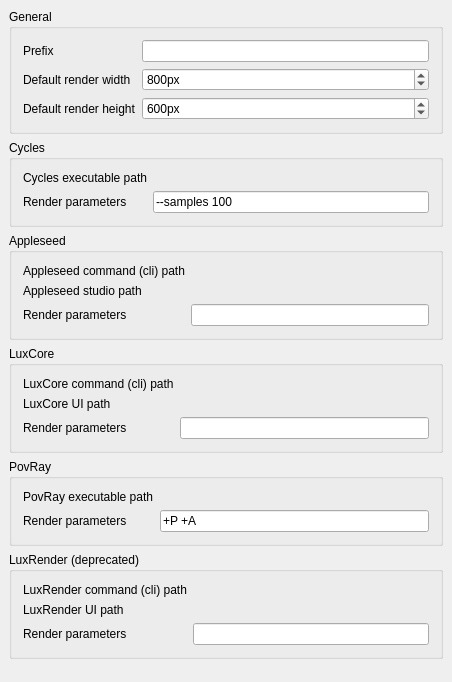
The window that ui/RenderSettings.ui (FreeCAD/FreeCAD-render) describes before a commit, drawn with Qt 5.
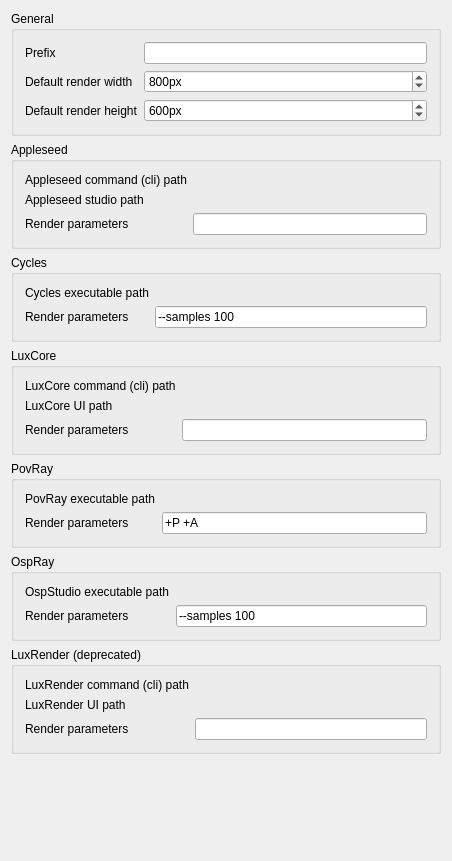
The same window after the commit. Custom widgets are drawn as their Qt base class.

The edit to the form file:
```diff
--- a/ui/RenderSettings.ui
+++ b/ui/RenderSettings.ui
@@ -7,81 +7,14 @@
     <x>0</x>
     <y>0</y>
     <width>452</width>
-    <height>682</height>
+    <height>861</height>
    </rect>
   </property>
   <property name="windowTitle">
    <string>Render preferences</string>
   </property>
-  <layout class="QGridLayout" name="gridLayout1">
-   <property name="leftMargin">
-    <number>9</number>
-   </property>
-   <property name="topMargin">
-    <number>9</number>
-   </property>
-   <property name="rightMargin">
-    <number>9</number>
-   </property>
-   <property name="bottomMargin">
-    <number>9</number>
-   </property>
-   <property name="spacing">
-    <number>6</number>
-   </property>
-   <item row="4" column="0">
-    <widget class="QGroupBox" name="groupBox_3">
-     <property name="title">
-      <string>PovRay</string>
-     </property>
-     <layout class="QGridLayout" name="gridLayout_3">
-      <item row="0" column="0">
-       <widget class="QLabel" name="label_6">
-        <property name="text">
-         <string>PovRay executable path</string>
-        </property>
-       </widget>
-      </item>
-      <item row="0" column="1">
-       <widget class="Gui::PrefFileChooser" name="fileChooser_3" native="true">
-        <property name="toolTip">
-         <string>The path to the Pov-Ray executable</string>
-        </property>
-        <property name="prefEntry" stdset="0">
-         <cstring>PovRayPath</cstring>
-        </property>
-        <property name="prefPath" stdset="0">
-         <cstring>Mod/Render</cstring>
-        </property>
-       </widget>
-      </item>
-      <item row="1" column="0">
-       <widget class="QLabel" name="label_7">
-        <property name="text">
-         <string>Render parameters</string>
-        </property>
-       </widget>
-      </item>
-      <item row="1" column="1">
-       <widget class="Gui::PrefLineEdit" name="lineEdit">
-        <property name="toolTip">
-         <string>Optional parameters to be passed to Pov-Ray when rendering</string>
-        </property>
-        <property name="text">
-         <string>+P +A</string>
-        </property>
-        <property name="prefEntry" stdset="0">
-         <cstring>PovRayParameters</cstring>
-        </property>
-        <property name="prefPath" stdset="0">
-         <cstring>Mod/Render</cstring>
-        </property>
-       </widget>
-      </item>
-     </layout>
-    </widget>
-   </item>
-   <item row="6" column="0">
+  <layout class="QGridLayout" name="gridLayout_10">
+   <item row="8" column="1">
     <spacer>
      <property name="orientation">
       <enum>Qt::Vertical</enum>
@@ -94,125 +27,7 @@
      </property>
     </spacer>
    </item>
-   <item row="1" column="0">
-    <widget class="QGroupBox" name="groupBox_5">
-     <property name="title">
-      <string>Cycles</string>
-     </property>
-     <layout class="QGridLayout" name="gridLayout_5">
-      <item row="0" column="0">
-       <widget class="QLabel" name="label_10">
-        <property name="text">
-         <string>Cycles executable path</string>
-        </property>
-       </widget>
-      </item>
-      <item row="1" column="0">
-       <widget class="QLabel" name="label_12">
-        <property name="text">
-         <string>Render parameters</string>
-        </property>
-       </widget>
-      </item>
-      <item row="0" column="1">
-       <widget class="Gui::PrefFileChooser" name="fileChooser_4" native="true">
-        <property name="prefEntry" stdset="0">
-         <cstring>CyclesPath</cstring>
-        </property>
-        <property name="prefPath" stdset="0">
-         <cstring>Mod/Render</cstring>
-        </property>
-       </widget>
-      </item>
-      <item row="1" column="1">
-       <widget class="Gui::PrefLineEdit" name="lineEdit_2">
-        <property name="text">
-         <string>--samples 100</string>
-        </property>
-        <property name="prefEntry" stdset="0">
-         <cstring>CyclesParameters</cstring>
-        </property>
-        <property name="prefPath" stdset="0">
-         <cstring>Mod/Render</cstring>
-        </property>
-       </widget>
-      </item>
-     </layout>
-    </widget>
-   </item>
-   <item row="2" column="0">
-    <widget class="QGroupBox" name="groupBox">
-     <property name="title">
-      <string>Appleseed</string>
-     </property>
-     <layout class="QGridLayout" name="gridLayout_2">
-      <item row="1" column="0">
-       <widget class="QLabel" name="label">
-        <property name="text">
-         <string>Appleseed command (cli) path</string>
-        </property>
-       </widget>
-      </item>
-      <item row="2" column="0">
-       <widget class="QLabel" name="label_2">
-        <property name="text">
-         <string>Appleseed studio path</string>
-        </property>
-       </widget>
-      </item>
-      <item row="1" column="1">
-       <widget class="Gui::PrefFileChooser" name="prefFileChooser2" native="true">
-        <property name="toolTip">
-         <string>The path to the Appleseed cli executable</string>
-        </property>
-        <property name="prefEntry" stdset="0">
-         <cstring>AppleseedCliPath</cstring>
-        </property>
-        <property name="prefPath" stdset="0">
-         <cstring>Mod/Render</cstring>
-        </property>
-       </widget>
-      </item>
-      <item row="2" column="1">
-       <widget class="Gui::PrefFileChooser" name="prefFileChooser3" native="true">
-        <property name="toolTip">
-         <string>The path to the Appleseed studio executable (optional)</string>
-        </property>
-        <property name="prefEntry" stdset="0">
-         <cstring>AppleseedStudioPath</cstring>
-        </property>
-        <property name="prefPath" stdset="0">
-         <cstring>Mod/Render</cstring>
-        </property>
-       </widget>
-      </item>
-      <item row="3" column="0">
-       <widget class="QLabel" name="label_5">
-        <property name="text">
-         <string>Render parameters</string>
-        </property>
-       </widget>
-      </item>
-      <item row="3" column="1">
-       <widget class="Gui::PrefLineEdit" name="prefLineEdit1">
-        <property name="toolTip">
-         <string>Optional rendering parameters to be passed to the Appleseed executable</string>
-        </property>
-        <property name="text">
-         <string/>
-        </property>
-        <property name="prefEntry" stdset="0">
-         <cstring>AppleseedParameters</cstring>
-        </property>
-        <property name="prefPath" stdset="0">
-         <cstring>Mod/Render</cstring>
-        </property>
-       </widget>
-      </item>
-     </layout>
-    </widget>
-   </item>
-   <item row="0" column="0">
+   <item row="1" column="1">
     <widget class="QGroupBox" name="groupBox_4">
      <property name="title">
       <string>General</string>
@@ -293,7 +108,79 @@
      </layout>
     </widget>
    </item>
-   <item row="3" column="0">
+   <item row="2" column="1">
+    <widget class="QGroupBox" name="groupBox">
+     <property name="title">
+      <string>Appleseed</string>
+     </property>
+     <layout class="QGridLayout" name="gridLayout_2">
+      <item row="1" column="0">
+       <widget class="QLabel" name="label">
+        <property name="text">
+         <string>Appleseed command (cli) path</string>
+        </property>
+       </widget>
+      </item>
+      <item row="2" column="0">
+       <widget class="QLabel" name="label_2">
+        <property name="text">
+         <string>Appleseed studio path</string>
+        </property>
+       </widget>
+      </item>
+      <item row="1" column="1">
+       <widget class="Gui::PrefFileChooser" name="prefFileChooser2" native="true">
+        <property name="toolTip">
+         <string>The path to the Appleseed cli executable</string>
+        </property>
+        <property name="prefEntry" stdset="0">
+         <cstring>AppleseedCliPath</cstring>
+        </property>
+        <property name="prefPath" stdset="0">
+         <cstring>Mod/Render</cstring>
+        </property>
+       </widget>
+      </item>
+      <item row="2" column="1">
+       <widget class="Gui::PrefFileChooser" name="prefFileChooser3" native="true">
+        <property name="toolTip">
+         <string>The path to the Appleseed studio executable (optional)</string>
+        </property>
+        <property name="prefEntry" stdset="0">
+         <cstring>AppleseedStudioPath</cstring>
+        </property>
+        <property name="prefPath" stdset="0">
+         <cstring>Mod/Render</cstring>
+        </property>
+       </widget>
+      </item>
+      <item row="3" column="0">
+       <widget class="QLabel" name="label_5">
+        <property name="text">
+         <string>Render parameters</string>
+        </property>
+       </widget>
+      </item>
+      <item row="3" column="1">
+       <widget class="Gui::PrefLineEdit" name="prefLineEdit1">
+        <property name="toolTip">
+         <string>Optional rendering parameters to be passed to the Appleseed executable</string>
+        </property>
+        <property name="text">
+         <string/>
+        </property>
+        <property name="prefEntry" stdset="0">
+         <cstring>AppleseedParameters</cstring>
+        </property>
+        <property name="prefPath" stdset="0">
+         <cstring>Mod/Render</cstring>
+        </property>
+       </widget>
+      </item>
+     </layout>
+    </widget>
+   </item>
+   <item row="4" column="1">
     <widget class="QGroupBox" name="groupBox_2">
      <property name="title">
       <string>LuxCore</string>
@@ -368,12 +255,31 @@
      </layout>
     </widget>
    </item>
-   <item row="5" column="0">
+   <item row="7" column="1">
     <widget class="QGroupBox" name="groupBox_6">
      <property name="title">
       <string>LuxRender (deprecated)</string>
      </property>
      <layout class="QGridLayout" name="gridLayout_6">
+      <item row="2" column="1">
+       <widget class="Gui::PrefLineEdit" name="lineEdit_5">
+        <property name="toolTip">
+         <string>Optional parameters to be passed to Luxrender when rendering</string>
+        </property>
+        <property name="locale">
+         <locale language="English" country="UnitedStates"/>
+        </property>
+        <property name="text">
+         <string notr="true"/>
+        </property>
+        <property name="prefEntry" stdset="0">
+         <cstring>LuxParameters</cstring>
+        </property>
+        <property name="prefPath" stdset="0">
+         <cstring>Mod/Render</cstring>
+        </property>
+       </widget>
+      </item>
       <item row="1" column="0">
        <widget class="QLabel" name="label_14">
         <property name="text">
@@ -381,6 +287,26 @@
         </property>
        </widget>
       </item>
+      <item row="1" column="1">
+       <widget class="Gui::PrefFileChooser" name="fileChooser_6" native="true">
+        <property name="toolTip">
+         <string>The path to the luxrender UI executable</string>
+        </property>
+        <property name="prefEntry" stdset="0">
+         <cstring>LuxRenderPath</cstring>
+        </property>
+        <property name="prefPath" stdset="0">
+         <cstring>Mod/Render</cstring>
+        </property>
+       </widget>
+      </item>
+      <item row="2" column="0">
+       <widget class="QLabel" name="label_16">
+        <property name="text">
+         <string>Render parameters</string>
+        </property>
+       </widget>
+      </item>
       <item row="0" column="0">
        <widget class="QLabel" name="label_15">
         <property name="text">
@@ -401,45 +327,150 @@
         </property>
        </widget>
       </item>
-      <item row="1" column="1">
-       <widget class="Gui::PrefFileChooser" name="fileChooser_6" native="true">
+     </layout>
+    </widget>
+   </item>
+   <item row="5" column="1">
+    <widget class="QGroupBox" name="groupBox_3">
+     <property name="title">
+      <string>PovRay</string>
+     </property>
+     <layout class="QGridLayout" name="gridLayout_3">
+      <item row="1" column="0">
+       <widget class="QLabel" name="label_7">
+        <property name="text">
+         <string>Render parameters</string>
+        </property>
+       </widget>
+      </item>
+      <item row="0" column="1">
+       <widget class="Gui::PrefFileChooser" name="fileChooser_3" native="true">
         <property name="toolTip">
-         <string>The path to the luxrender UI executable</string>
+         <string>The path to the Pov-Ray executable</string>
         </property>
         <property name="prefEntry" stdset="0">
-         <cstring>LuxRenderPath</cstring>
+         <cstring>PovRayPath</cstring>
         </property>
         <property name="prefPath" stdset="0">
          <cstring>Mod/Render</cstring>
         </property>
        </widget>
       </item>
-      <item row="2" column="1">
-       <widget class="Gui::PrefLineEdit" name="lineEdit_5">
+      <item row="1" column="1">
+       <widget class="Gui::PrefLineEdit" name="lineEdit">
         <property name="toolTip">
-         <string>Optional parameters to be passed to Luxrender when rendering</string>
+         <string>Optional parameters to be passed to Pov-Ray when rendering</string>
         </property>
-        <property name="locale">
-         <locale language="English" country="UnitedStates"/>
+        <property name="text">
+         <string>+P +A</string>
         </property>
+        <property name="prefEntry" stdset="0">
+         <cstring>PovRayParameters</cstring>
+        </property>
+        <property name="prefPath" stdset="0">
+         <cstring>Mod/Render</cstring>
+        </property>
+       </widget>
+      </item>
+      <item row="0" column="0">
+       <widget class="QLabel" name="label_6">
         <property name="text">
-         <string notr="true"/>
+         <string>PovRay executable path</string>
         </property>
+       </widget>
+      </item>
+     </layout>
+    </widget>
+   </item>
+   <item row="6" column="1">
+    <widget class="QGroupBox" name="groupBox_8">
+     <property name="title">
+      <string>OspRay</string>
+     </property>
+     <layout class="QGridLayout" name="gridLayout_9">
+      <item row="0" column="0">
+       <widget class="QLabel" name="label_19">
+        <property name="text">
+         <string>OspStudio executable path</string>
+        </property>
+       </widget>
+      </item>
+      <item row="1" column="0">
+       <widget class="QLabel" name="label_20">
+        <property name="text">
+         <string>Render parameters</string>
+        </property>
+       </widget>
+      </item>
+      <item row="0" column="1">
+       <widget class="Gui::PrefFileChooser" name="fileChooser_8" native="true">
         <property name="prefEntry" stdset="0">
-         <cstring>LuxParameters</cstring>
+         <cstring>OspPath</cstring>
         </property>
         <property name="prefPath" stdset="0">
          <cstring>Mod/Render</cstring>
         </property>
        </widget>
       </item>
-      <item row="2" column="0">
-       <widget class="QLabel" name="label_16">
+      <item row="1" column="1">
+       <widget class="Gui::PrefLineEdit" name="lineEdit_6">
         <property name="text">
+         <string>--samples 100</string>
+        </property>
+        <property name="prefEntry" stdset="0">
+         <cstring>OspParameters</cstring>
+        </property>
+        <property name="prefPath" stdset="0">
+         <cstring>Mod/Render</cstring>
+        </property>
+       </widget>
+      </item>
+     </layout>
+    </widget>
+   </item>
+   <item row="3" column="1">
+    <widget class="QGroupBox" name="groupBox_5">
+     <property name="title">
+      <string>Cycles</string>
+     </property>
+     <layout class="QGridLayout" name="gridLayout_5">
+      <item row="0" column="0">
+       <widget class="QLabel" name="label_10">
+        <property name="text">
+         <string>Cycles executable path</string>
+        </property>
+       </widget>
+      </item>
+      <item row="1" column="0">
+       <widget class="QLabel" name="label_12">
+        <property name="text">
          <string>Render parameters</string>
         </property>
        </widget>
       </item>
+      <item row="0" column="1">
+       <widget class="Gui::PrefFileChooser" name="fileChooser_4" native="true">
+        <property name="prefEntry" stdset="0">
+         <cstring>CyclesPath</cstring>
+        </property>
+        <property name="prefPath" stdset="0">
+         <cstring>Mod/Render</cstring>
+        </property>
+       </widget>
+      </item>
+      <item row="1" column="1">
+       <widget class="Gui::PrefLineEdit" name="lineEdit_2">
+        <property name="text">
+         <string>--samples 100</string>
+        </property>
+        <property name="prefEntry" stdset="0">
+         <cstring>CyclesParameters</cstring>
+        </property>
+        <property name="prefPath" stdset="0">
+         <cstring>Mod/Render</cstring>
+        </property>
+       </widget>
+      </item>
      </layout>
     </widget>
    </item>
```
